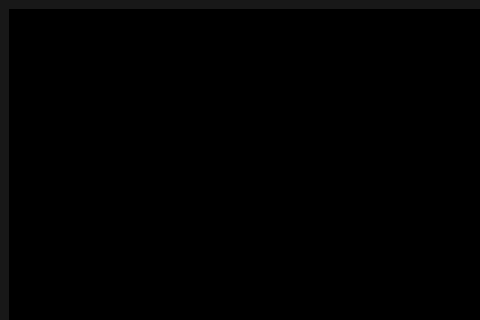
First picture: the form in tp_poo/pantallaJuego/pantallajuego.ui, repository voJuan/Prueba, before the edit; both pictures show x 0 to 480 and y 0 to 320 of the 1024 by 768 pixel window.
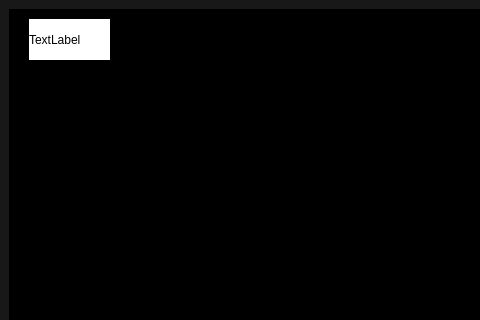
Second picture: the form after the edit. Icons and pictures are not drawn.

Patch:
```diff
--- a/tp_poo/pantallaJuego/pantallajuego.ui
+++ b/tp_poo/pantallaJuego/pantallajuego.ui
@@ -172,6 +172,24 @@
 	border-image: url(:/recursos/imagenes/Recursos/Imagenes/fondoje.jpg);
 }</string>
         </property>
+        <widget class="QLabel" name="puntaje">
+         <property name="geometry">
+          <rect>
+           <x>20</x>
+           <y>10</y>
+           <width>81</width>
+           <height>41</height>
+          </rect>
+         </property>
+         <property name="styleSheet">
+          <string notr="true">#puntaje{
+	background-color: rgb(255, 255, 255);
+}</string>
+         </property>
+         <property name="text">
+          <string>TextLabel</string>
+         </property>
+        </widget>
        </widget>
       </item>
      </layout>
```
